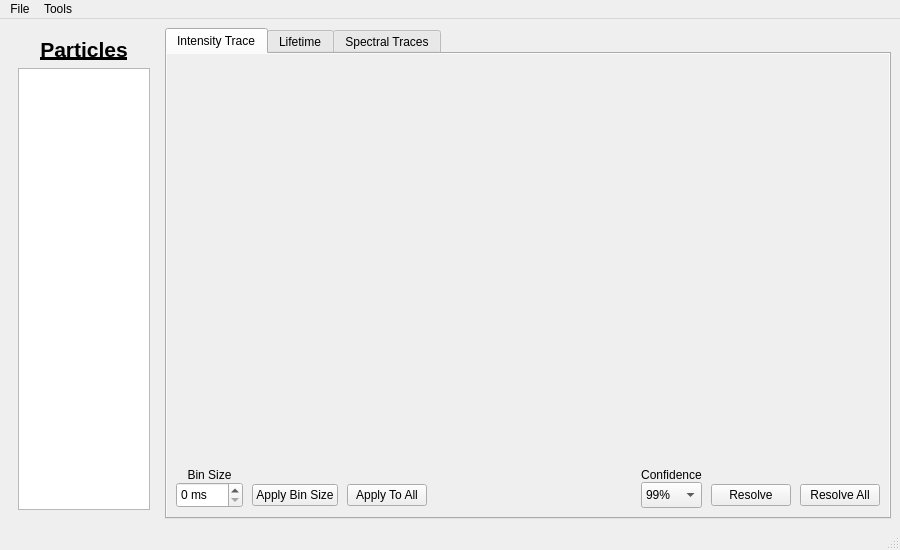
Qt form ui/mainwindow.ui (BioPhysicsUP/Full_SMS) before a commit.
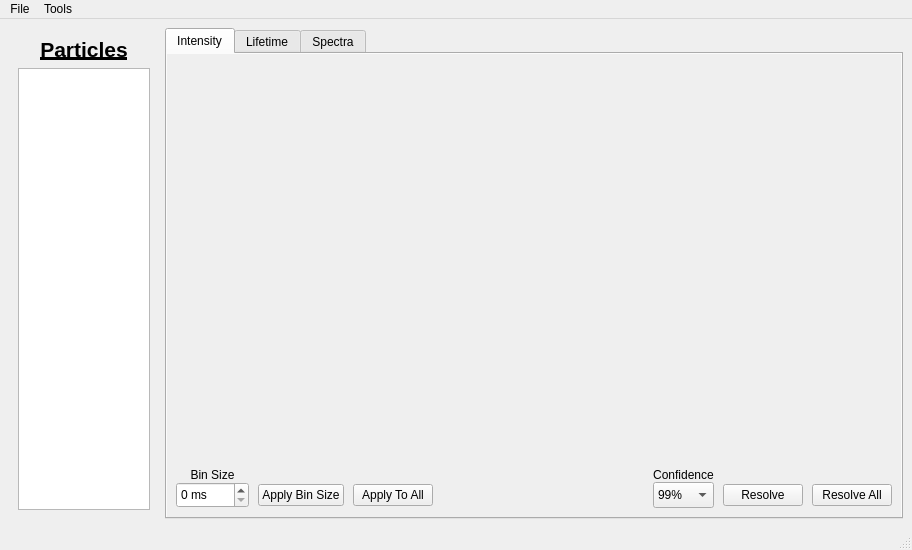
The same form after that commit. The open tabs and pages were chosen to show the change. Icons and pictures are not drawn. Custom widgets are drawn as their Qt base class.

What changed in the file:
```diff
--- a/ui/mainwindow.ui
+++ b/ui/mainwindow.ui
@@ -6,7 +6,7 @@
    <rect>
     <x>0</x>
     <y>0</y>
-    <width>900</width>
+    <width>912</width>
     <height>550</height>
    </rect>
   </property>
@@ -104,7 +104,7 @@
          <normaloff>icons/007-idea-new.png</normaloff>icons/007-idea-new.png</iconset>
        </attribute>
        <attribute name="title">
-        <string>Intensity Trace</string>
+        <string>Intensity</string>
        </attribute>
        <layout class="QGridLayout" name="gridLayout">
         <item row="2" column="0">
@@ -174,7 +174,7 @@
                <string/>
               </property>
               <property name="maximum">
-               <number>100</number>
+               <number>9999</number>
               </property>
              </widget>
             </item>
@@ -647,7 +647,7 @@
          <normaloff>icons/010-refraction-new.png</normaloff>icons/010-refraction-new.png</iconset>
        </attribute>
        <attribute name="title">
-        <string>Spectral Traces</string>
+        <string>Spectra</string>
        </attribute>
        <layout class="QGridLayout" name="gridLayout_7">
         <item row="0" column="0">
@@ -730,7 +730,7 @@
     <rect>
      <x>0</x>
      <y>0</y>
-     <width>900</width>
+     <width>912</width>
      <height>21</height>
     </rect>
    </property>
```
Left out of the diff: 10 changed lines with no effect on the pictures.
